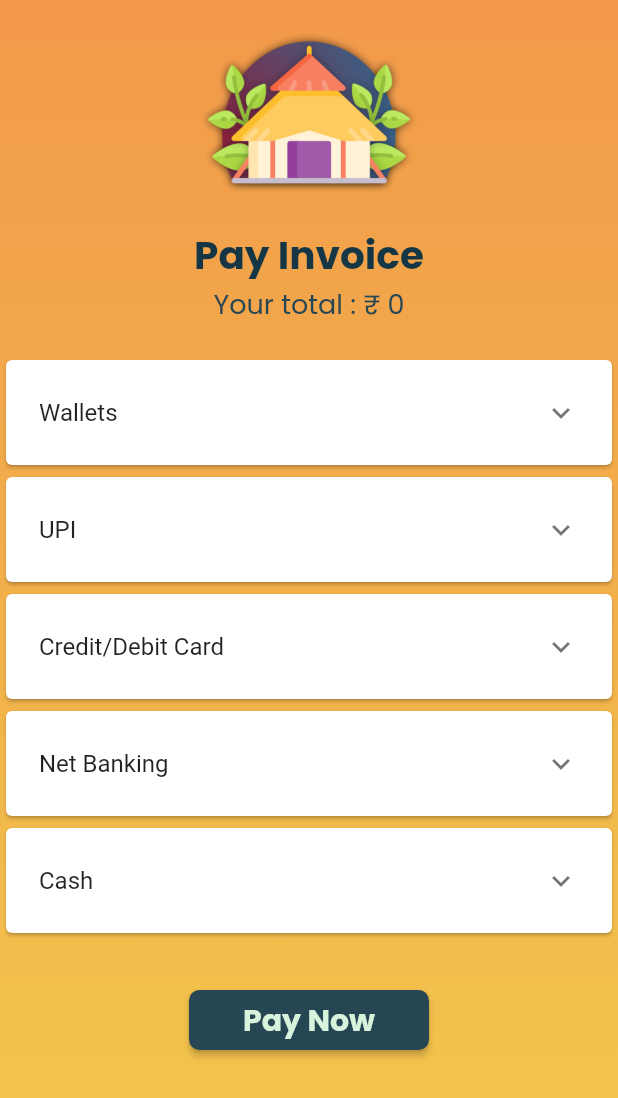
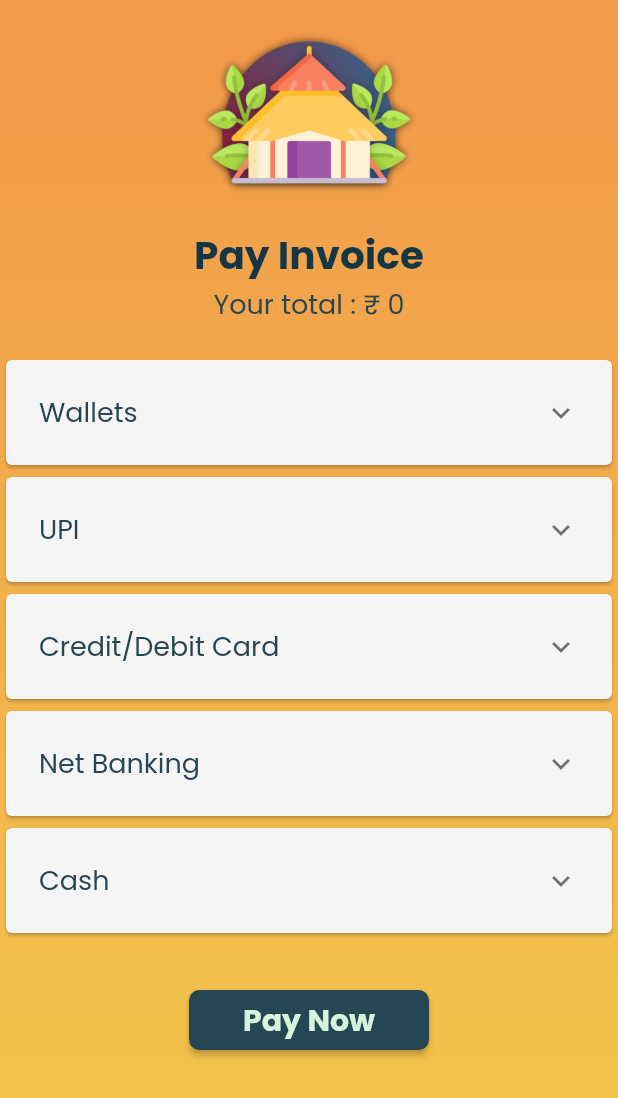
Before and after one commit to Idiosyncratics/Basil_Hut, a Flutter app: the PaymentScreen screen opened directly, on a phone screen of 412 x 824 dp. Shown: the top 1098 px of the screen. Run offline on Flutter 3.47's test engine with Material 2 defaults, Android fonts, the phone set to English and light mode, and no system bars; our stand-ins replace cloud_firestore, file_picker, firebase_auth, firebase_core, firebase_storage, permission_handler and 1 more; accounts and stored records are empty.

Commit message:
Final changes 2

```diff
--- a/lib/main.dart
+++ b/lib/main.dart
@@ -1,6 +1,7 @@
 import 'package:flutter/material.dart';
 import 'package:firebase_core/firebase_core.dart';
 import './views/homeScreen.dart';
+import 'package:flutter/services.dart';
 
 void main() async {
   WidgetsFlutterBinding.ensureInitialized();
@@ -11,6 +12,9 @@ void main() async {
 class BasilHut extends StatelessWidget {
   @override
   Widget build(BuildContext context) {
+    SystemChrome.setPreferredOrientations([
+      DeviceOrientation.portraitUp
+    ]);
     return MaterialApp(
       debugShowCheckedModeBanner: false,
       home: HomeScreen(),
--- a/lib/views/homeScreen.dart
+++ b/lib/views/homeScreen.dart
@@ -1,4 +1,3 @@
-import 'package:basil_hut/backend/auth.dart';
 import 'package:basil_hut/views/menuScreen.dart';
 import 'package:firebase_auth/firebase_auth.dart';
 import 'package:flutter/material.dart';
--- a/lib/views/menuScreen.dart
+++ b/lib/views/menuScreen.dart
@@ -1,17 +1,11 @@
 import 'dart:collection';
-import 'dart:ffi';
-
 import 'package:basil_hut/backend/auth.dart';
-import 'package:basil_hut/backend/bhUser.dart';
-import 'package:basil_hut/main.dart';
 import 'package:basil_hut/widgets/MenuList.dart';
 import 'package:flutter/cupertino.dart';
 import 'package:flutter/material.dart';
 import 'package:basil_hut/widgets/widget.dart';
-import 'package:basil_hut/widgets/MenuItemCard.dart';
 import 'package:basil_hut/views/homeScreen.dart';
 import 'package:basil_hut/backend/firestore.dart';
-import 'package:basil_hut/backend/auth.dart';
 import 'package:sliding_up_panel/sliding_up_panel.dart';
 import 'package:basil_hut/widgets/global.dart' as globals;
 import 'package:basil_hut/views/paymentScreen.dart';
--- a/lib/views/paymentScreen.dart
+++ b/lib/views/paymentScreen.dart
@@ -10,15 +10,15 @@ class PaymentScreen extends StatelessWidget {
 
 
   TextEditingController upiController = TextEditingController();
-  TextEditingController referrelController = TextEditingController();
+  TextEditingController upiReferralController = TextEditingController();
 
-  TextEditingController mobileNoController = TextEditingController();
+  TextEditingController walletMobileNoController = TextEditingController();
   TextEditingController walletNameController = TextEditingController();
+  TextEditingController walletReferralController = TextEditingController();
 
   TextEditingController cardNoController = TextEditingController();
-  TextEditingController expiryController = TextEditingController();
-  TextEditingController cvvController = TextEditingController();
-  TextEditingController cardPinController = TextEditingController();
+  TextEditingController cardExpiryController = TextEditingController();
+  TextEditingController cardCvvController = TextEditingController();
 
   TextEditingController bankNameController = TextEditingController();
   TextEditingController accountNoController = TextEditingController();
@@ -53,12 +53,13 @@ class PaymentScreen extends StatelessWidget {
                 SizedBox(
                   height: 20,
                 ),
-                Card( //Wallets
+                Card(
+                  color: Colors.grey[100], //Wallets
                   child: Padding(
                     padding: EdgeInsets.only(
                         top: 6.0, left: 6.0, right: 6.0, bottom: 6.0),
                     child: ExpansionTile(
-                      title: Text('Wallets'),
+                      title: Text('Wallets', style: inputTextFieldStyle(),),
                       children: [
                         Form(
                           key: formKeyWallet,
@@ -67,21 +68,18 @@ class PaymentScreen extends StatelessWidget {
                             child: Column(
                               children: [
                                 TextFormField(
-                                  controller: mobileNoController,
-                                  obscureText: true,
-                                  decoration: inputTextFieldDecoration("Moblie No"),
+                                  controller: walletMobileNoController,
+                                  decoration: inputTextFieldDecoration("Mobile No"),
                                   style: inputTextFieldStyle(),
                                 ),
                                 TextFormField(
                                   controller: walletNameController,
-                                  obscureText: true,
                                   decoration:
                                       inputTextFieldDecoration("Wallet Name"),
                                   style: inputTextFieldStyle(),
                                 ),
                                 TextFormField(
-                                  controller: referrelController,
-                                  obscureText: true,
+                                  controller: walletReferralController,
                                   decoration: inputTextFieldDecoration(
                                       "Referral Code (if any)"),
                                   style: inputTextFieldStyle(),
@@ -95,12 +93,13 @@ class PaymentScreen extends StatelessWidget {
                     ),
                   ),
                 ),
-                Card( //UPI
+                Card(
+                  color: Colors.grey[100], //UPI
                   child: Padding(
                     padding: EdgeInsets.only(
                         top: 6.0, left: 6.0, right: 6.0, bottom: 6.0),
                     child: ExpansionTile(
-                      title: Text('UPI'),
+                      title: Text('UPI', style: inputTextFieldStyle()),
                       children: [
                         Column(
                           children: [
@@ -112,16 +111,14 @@ class PaymentScreen extends StatelessWidget {
                                   children: [
                                     TextFormField(
                                       controller: upiController,
-                                      obscureText: true,
                                       decoration:
                                           inputTextFieldDecoration("UPI ID"),
                                       style: inputTextFieldStyle(),
                                     ),
                                     TextFormField(
-                                      controller: referrelController,
-                                      obscureText: true,
+                                      controller: upiReferralController,
                                       decoration: inputTextFieldDecoration(
-                                          "Referral Code(if any"),
+                                          "Referral Code (if any) "),
                                       style: inputTextFieldStyle(),
                                     ),
                                     SizedBox(height: 20)
@@ -135,12 +132,13 @@ class PaymentScreen extends StatelessWidget {
                     ),
                   ),
                 ),
-                Card( //Credit/Debit
+                Card(
+                  color: Colors.grey[100],//Credit/Debit
                   child: Padding(
                     padding: EdgeInsets.only(
                         top: 6.0, left: 6.0, right: 6.0, bottom: 6.0),
                     child:
-                        ExpansionTile(title: Text('Credit/Debit Card'), children: [
+                        ExpansionTile(title: Text('Credit/Debit Card', style: inputTextFieldStyle()), children: [
                       Form(
                         key: formKeyCard,
                         child: Container(
@@ -149,19 +147,17 @@ class PaymentScreen extends StatelessWidget {
                             children: [
                               TextFormField(
                                 controller: cardNoController,
-                                obscureText: true,
                                 decoration: inputTextFieldDecoration("Card No"),
                                 style: inputTextFieldStyle(),
                               ),
                               TextFormField(
-                                controller: expiryController,
-                                obscureText: true,
+                                controller: cardExpiryController,
                                 decoration:
-                                    inputTextFieldDecoration("Expiry Date(mm/yy)"),
+                                    inputTextFieldDecoration("Expiry Date (mm/yy)"),
                                 style: inputTextFieldStyle(),
                               ),
                               TextFormField(
-                                controller: cvvController,
+                                controller: cardCvvController,
                                 obscureText: true,
                                 decoration: inputTextFieldDecoration("CVV"),
                                 style: inputTextFieldStyle(),
@@ -174,12 +170,13 @@ class PaymentScreen extends StatelessWidget {
                     ]),
                   ),
                 ),
-                Card( //Net Banking
+                Card(
+                  color: Colors.grey[100],//Net Banking
                   child: Padding(
                     padding: EdgeInsets.only(
                         top: 6.0, left: 6.0, right: 6.0, bottom: 6.0),
                     child: ExpansionTile(
-                      title: Text('Net Banking'),
+                      title: Text('Net Banking', style: inputTextFieldStyle()),
                       children: [
                         Form(
                           key: formKeyNetBanking,
@@ -189,13 +186,11 @@ class PaymentScreen extends StatelessWidget {
                               children: [
                                 TextFormField(
                                   controller: bankNameController,
-                                  obscureText: true,
                                   decoration: inputTextFieldDecoration("Bank Name"),
                                   style: inputTextFieldStyle(),
                                 ),
                                 TextFormField(
                                   controller: accountNoController,
-                                  obscureText: true,
                                   decoration:
                                       inputTextFieldDecoration("Account No"),
                                   style: inputTextFieldStyle(),
@@ -216,11 +211,12 @@ class PaymentScreen extends StatelessWidget {
                   ),
                 ),
                 Card(
+                  color: Colors.grey[100],
                   child: Padding(
                     padding: EdgeInsets.only(
                         top: 6.0, left: 6.0, right: 6.0, bottom: 6.0),
                     child: ExpansionTile(
-                      title: Text('Cash'),
+                      title: Text('Cash', style: inputTextFieldStyle()),
                       children: [
                         Form(
                           key: formKeyCash,
--- a/lib/views/previewScreen.dart
+++ b/lib/views/previewScreen.dart
@@ -5,8 +5,6 @@ import 'package:flutter/material.dart';
 import 'package:basil_hut/widgets/widget.dart';
 import 'package:basil_hut/views/homeScreen.dart';
 import 'package:basil_hut/backend/firestore.dart';
-import 'package:basil_hut/backend/bhUser.dart';
-
 import 'dart:io';
 
 class PreviewScreen extends StatefulWidget {
--- a/lib/views/signIn.dart
+++ b/lib/views/signIn.dart
@@ -1,9 +1,7 @@
 import 'package:basil_hut/backend/auth.dart';
-import 'package:basil_hut/backend/bhUser.dart';
 import 'package:basil_hut/widgets/widget.dart';
 import 'package:flutter/material.dart';
 import 'package:basil_hut/views/menuScreen.dart';
-import 'package:firebase_auth/firebase_auth.dart';
 import './signUp.dart';
 
 class SignIn extends StatefulWidget {
--- a/lib/views/signUp.dart
+++ b/lib/views/signUp.dart
@@ -4,7 +4,6 @@ import 'package:flutter/cupertino.dart';
 import 'package:flutter/material.dart';
 import 'package:flutter/widgets.dart';
 import './signIn.dart';
-import 'dart:io'; //For file IO
 import 'package:permission_handler/permission_handler.dart'; //For permissions (Add in AndroidManifest.xml)
 import 'package:file_picker/file_picker.dart';
 
--- a/lib/views/successScreen.dart
+++ b/lib/views/successScreen.dart
@@ -1,7 +1,5 @@
-import 'package:basil_hut/backend/bhUser.dart';
 import 'package:basil_hut/widgets/widget.dart';
 import 'package:flutter/material.dart';
-import 'package:basil_hut/widgets/widget.dart';
 import 'menuScreen.dart';
 
 class SuccessScreen extends StatelessWidget {
--- a/lib/widgets/MenuItemCard.dart
+++ b/lib/widgets/MenuItemCard.dart
@@ -14,56 +14,62 @@ class MenuItemCard extends StatefulWidget {
 }
 
 class _MenuItemCardState extends State<MenuItemCard> {
-
-  int count=0;
-  double totalCostOfDish=0.0;
+  int count = 0;
+  double totalCostOfDish = 0.0;
 
   void increaseCount() {
     if (count + 1 > 10) {
       return;
     }
     setState(() {
-      count+=1;
-      totalCostOfDish+=widget.price;
-      print("working add" +count.toString());
+      count += 1;
+      totalCostOfDish += widget.price;
+      print("working add" + count.toString());
     });
-    if(globals.hashMap.containsKey(widget.dishName)){
-      globals.Pair currPair=globals.hashMap[widget.dishName];
-      currPair.quantity+=1;
-      currPair.total+=widget.price;
-    }
-    else{
+    if (globals.hashMap.containsKey(widget.dishName)) {
+      globals.Pair currPair = globals.hashMap[widget.dishName];
+      currPair.quantity += 1;
+      currPair.total += widget.price;
+    } else {
       globals.Pair currPair = globals.Pair();
-      currPair.quantity=1;
-      currPair.total=widget.price+0.0;
+      currPair.quantity = 1;
+      currPair.total = widget.price + 0.0;
       globals.hashMap[widget.dishName] = currPair;
     }
     globals.hashMap.forEach((key, value) {
-      print(key+" : "+value.quantity.toString() +" : "+value.total.toString());
+      print(key +
+          " : " +
+          value.quantity.toString() +
+          " : " +
+          value.total.toString());
     });
     globals.increment(widget.price);
   }
 
   void decreaseCount() {
-    if (count-1 < 0) {
+    if (count - 1 < 0) {
       return;
     }
     setState(() {
-      count-=1;
-      totalCostOfDish-=widget.price;
-      print("working sub" +count.toString());
+      count -= 1;
+      totalCostOfDish -= widget.price;
+      print("working sub" + count.toString());
     });
-    if(globals.hashMap.containsKey(widget.dishName)) {
+    if (globals.hashMap.containsKey(widget.dishName)) {
       globals.Pair currPair = globals.hashMap[widget.dishName];
       currPair.quantity -= 1;
       currPair.total -= widget.price;
-      if(currPair.quantity==0){
-        currPair.total=0;
+      if (currPair.quantity == 0) {
+        currPair.total = 0;
         globals.hashMap.remove(widget.dishName);
       }
     }
     globals.hashMap.forEach((key, value) {
-      print(key+" : "+value.quantity.toString() +" : "+value.total.toString());
+      print(key +
+          " : " +
+          value.quantity.toString() +
+          " : " +
+          value.total.toString());
     });
     globals.decrement(widget.price);
   }
@@ -84,11 +90,10 @@ class _MenuItemCardState extends State<MenuItemCard> {
     }
 
     //Correct Later
-    if(globals.hashMap.containsKey(widget.dishName)){
-      count=globals.hashMap[widget.dishName].quantity;
-    }
-    else{
-      count=0;
+    if (globals.hashMap.containsKey(widget.dishName)) {
+      count = globals.hashMap[widget.dishName].quantity;
+    } else {
+      count = 0;
     }
 
     return Container(
@@ -170,6 +175,7 @@ class _MenuItemCardState extends State<MenuItemCard> {
                   mainAxisAlignment: MainAxisAlignment.spaceBetween,
                   children: [
                     Container(
+                      alignment: Alignment.center,
                       decoration: BoxDecoration(
                           color: Colors.grey[300],
                           borderRadius: BorderRadius.all(Radius.circular(10))),
@@ -177,25 +183,32 @@ class _MenuItemCardState extends State<MenuItemCard> {
                         onTap: () {
                           increaseCount();
                         },
+                        child: Padding(
+                          padding: EdgeInsets.symmetric(horizontal: 1),
                           child: Icon(
                             Icons.add,
                             size: 30,
                           ),
                         ),
                       ),
+                    ),
                     Container(
+                      alignment: Alignment.center,
                       width: 30,
                       height: 30,
-                      alignment: Alignment.center,
                       decoration: BoxDecoration(
                           color: Colors.grey[300],
                           borderRadius: BorderRadius.all(Radius.circular(10))),
+                      child: Padding(
+                        padding: EdgeInsets.symmetric(horizontal: 1),
                         child: Text(
                           count.toString(),
                           style: inputTextFieldStyle(),
                         ),
                       ),
+                    ),
                     Container(
+                      alignment: Alignment.center,
                       decoration: BoxDecoration(
                           color: Colors.grey[300],
                           borderRadius: BorderRadius.all(Radius.circular(10))),
@@ -203,9 +216,12 @@ class _MenuItemCardState extends State<MenuItemCard> {
                         onTap: () {
                           decreaseCount();
                         },
+                        child: Padding(
+                          padding: EdgeInsets.symmetric(horizontal: 1),
                           child: Icon(
                             Icons.remove,
                             size: 30,
+                          ),
                         ),
                       ),
                     ),
```
Lines whose indentation alone changed are shown as unchanged.
